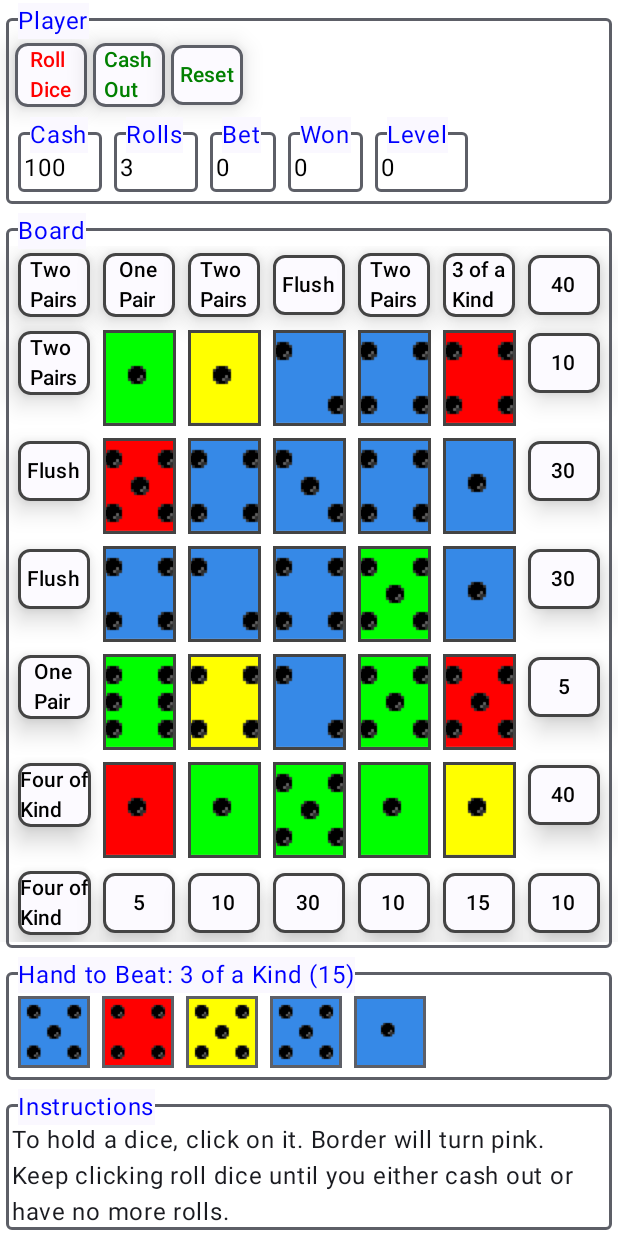
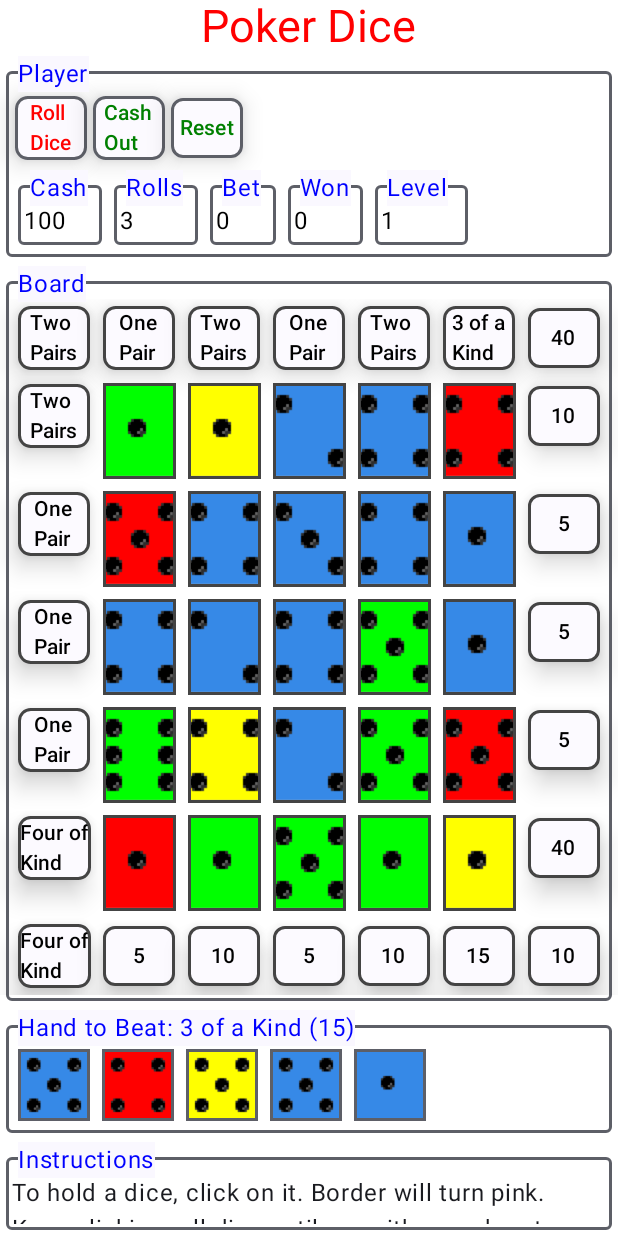
Before and after one commit to pstorli/PokerDice, an Android app built with Jetpack Compose: the screen it shows after launch (MainActivity), after a tap on "Start", on a phone screen of 412 x 824 dp. Run offline under Robolectric (Android 15) with nearby library versions, the phone set to English and light mode, and no system bars.

Commit message:
Added Poker Dice title in red at top.

```diff
--- a/app/src/main/java/com/pstorli/pokerdice/domain/model/Game.kt
+++ b/app/src/main/java/com/pstorli/pokerdice/domain/model/Game.kt
@@ -11,7 +11,6 @@ import com.pstorli.pokerdice.util.Consts.SQUARE_BET_COST
 import com.pstorli.pokerdice.util.Consts.SQUARE_FIRST
 import com.pstorli.pokerdice.util.Consts.SUIT_NONE_VAL
 import com.pstorli.pokerdice.util.Consts.ZERO
-import com.pstorli.pokerdice.util.Consts.debug
 import com.pstorli.pokerdice.util.Consts.randomRank
 import com.pstorli.pokerdice.util.Consts.randomSuit
 
@@ -457,49 +456,41 @@ class Game () {
                 // Upper Left?
                 if (SQUARE_FIRST == row && SQUARE_FIRST == col) {
                     hand = getHandDiagonalUpperLeftToLowerRight ()
-                    debug ("getHandDiagonalUpperLeftToLowerRight $row $col Hand: $hand Index: $index")
                 }
 
                 // Lower left?
                 else if (SQUARE_LAST == row && SQUARE_FIRST == col) {
                     hand = getHandDiagonalUpperRightToLowerLeft ()
-                    debug ("getHandDiagonalUpperRightToLowerLeft $row $col Hand: $hand Index: $index")
                 }
 
                 // Upper Right?
                 else if (SQUARE_FIRST == row && SQUARE_LAST == col) {
                     hand = getHandDiagonalUpperRightToLowerLeft ()
-                    debug ("getHandDiagonalUpperRightToLowerLeft $row $col Hand: $hand Index: $index")
                 }
 
                 // Lower Right?
                 else if (SQUARE_LAST == row && SQUARE_LAST == col) {
                     hand = getHandDiagonalUpperLeftToLowerRight ()
-                    debug ("getHandDiagonalUpperLeftToLowerRight $row $col Hand: $hand Index: $index")
                 }
 
                 // Horiz top?
                 else if (SQUARE_FIRST == row) {
                     hand = getHandByColumn (col)
-                    debug ("getHandByColumn $row $col Hand: $hand Index: $index")
                 }
 
                 // Horiz Bottom
                 else if (SQUARE_LAST == row) {
                     hand = getHandByColumn (col)
-                    debug ("getHandByColumn $row $col Hand: $hand Index: $index")
                 }
 
                 // Vert Left Side
                 else if (SQUARE_FIRST == col) {
                     hand = getHandByRow (row)
-                    debug ("getHandByRow $row $col Hand: $hand Index: $index")
                 }
 
                 // Vert Right Side
                 else if (SQUARE_LAST == col) {
                     hand = getHandByRow (row)
-                    debug ("getHandByRow $row $col Hand: $hand Index: $index")
                 }
             }
         }
--- a/app/src/main/java/com/pstorli/pokerdice/domain/model/PokerScorer.kt
+++ b/app/src/main/java/com/pstorli/pokerdice/domain/model/PokerScorer.kt
@@ -83,7 +83,7 @@ class PokerScorer () {
         // First look for a flush.
         val suitCounts = getSuitCount(dice)
         for (element in suitCounts) {
-            if (element >= MAX_SUIT) {
+            if (element >= DICE_IN_HAND) {
                 flush = true
                 break
             }
@@ -254,7 +254,6 @@ class PokerScorer () {
      *
      * @paarm start
      * @param dice
-     * @param maxRank
      *
      * @return an array with the rank counts.
      *
--- a/app/src/main/java/com/pstorli/pokerdice/domain/model/PokerViewModel.kt
+++ b/app/src/main/java/com/pstorli/pokerdice/domain/model/PokerViewModel.kt
@@ -21,6 +21,7 @@ import com.pstorli.pokerdice.util.Consts.GAME_SAVED
 import com.pstorli.pokerdice.util.Consts.DICE_IN_HAND
 import com.pstorli.pokerdice.util.Consts.NO_TEXT
 import com.pstorli.pokerdice.util.Consts.NUM_SQUARES
+import com.pstorli.pokerdice.util.Consts.ONE
 import com.pstorli.pokerdice.util.Consts.ROLLS_MAX
 import com.pstorli.pokerdice.util.Consts.SQUARE_BET_COST
 import com.pstorli.pokerdice.util.Consts.SQUARE_FIRST
@@ -53,7 +54,7 @@ class PokerViewModel (val app: Application) : AndroidViewModel(app) {
 
     // How much cash, rolls and bets have we?
     var bet                     by mutableStateOf<Int>(0)
-    var cash                    by mutableStateOf<Int>(0)
+    var cash                    by mutableStateOf<Int>(CASH_INITIAL)
 
     // How many rolls do we have left.
     var rolls                   by mutableStateOf<Int>(0)
@@ -62,7 +63,7 @@ class PokerViewModel (val app: Application) : AndroidViewModel(app) {
     val handToBeat              = mutableStateOf(Array<Die>(DICE_IN_HAND){Die()})
 
     // What level are we on?
-    var level                   by mutableStateOf<Int>(0)
+    var level                   by mutableStateOf<Int>(ONE)
 
     // Set this to show snackbar text.
     var snackBarText            by mutableStateOf<String> (NO_TEXT)
@@ -221,7 +222,7 @@ class PokerViewModel (val app: Application) : AndroidViewModel(app) {
                 Persist.COLOR_SUIT_DIAMOND  -> setColor (SUIT_NONE, if (app.inDarkMode ()) pokerDAO.color_suit_diamond.second   else pokerDAO.color_suit_diamond.first)
                 Persist.COLOR_SUIT_CLUB     -> setColor (SUIT_NONE, if (app.inDarkMode ()) pokerDAO.color_suit_club.second      else pokerDAO.color_suit_club.first)
                 Persist.COLOR_SUIT_SPADE    -> setColor (SUIT_NONE, if (app.inDarkMode ()) pokerDAO.color_suit_spade.second     else pokerDAO.color_suit_spade.first)
-                Persist.LEVEL               -> level     = 99 // pokerDAO.level
+                Persist.LEVEL               -> level     = pokerDAO.level
             }
         }
     }
@@ -338,8 +339,8 @@ class PokerViewModel (val app: Application) : AndroidViewModel(app) {
 
                 // The hand's value.
                 if (game.hasValue(hand)) {
-                    // They win if that square was selected.
-                    if (game.board[pos].selected) {
+                    // They win if that square was selected and they beat hand to beat.
+                    if (game.board[pos].selected && handScore > scoreHandToBeat ()) {
                         won = won + handScore
                     }
 
@@ -378,7 +379,6 @@ class PokerViewModel (val app: Application) : AndroidViewModel(app) {
      * User did something.
      */
     fun onEvent (pokerEvent: PokerEvent) {
-        "onEvent pokerEvent ${pokerEvent}".debug ()
         when (pokerEvent) {
             // Save button was pressed.
             is PokerEvent.StartEvent -> {
--- a/app/src/main/java/com/pstorli/pokerdice/ui/composeables/Board.kt
+++ b/app/src/main/java/com/pstorli/pokerdice/ui/composeables/Board.kt
@@ -13,7 +13,6 @@ import com.pstorli.pokerdice.domain.model.PokerEvent
 import com.pstorli.pokerdice.ui.theme.Colors
 import com.pstorli.pokerdice.util.Consts
 import com.pstorli.pokerdice.util.Consts.BOARD_SIZE
-import com.pstorli.pokerdice.util.Consts.debug
 
 @Composable
 fun Board (pokerViewModel: PokerViewModel) {
@@ -44,16 +43,12 @@ fun Board (pokerViewModel: PokerViewModel) {
                     // This will detect any changes to the board edge and recompose your composable.
                     pokerViewModel.onUpdateBoardEdge.value
 
-                    debug ("Name: $die.name Index: $index.")
-
                     // Use PokerButton for edge squares.
                     PokerButton(
                         name        = die.name,
                         textColor   = color,
                         borderColor = bc,
                         onClick     = {
-                            debug ("They clicked on the edge $index.")
-
                             // Do a different sound if de-selecting the square.
                             die = pokerViewModel.game.getDie (index)
                             if (die.selected) {
@@ -76,8 +71,6 @@ fun Board (pokerViewModel: PokerViewModel) {
                     // Dice -> die: Die, backColor: Color=MaterialTheme.colorScheme.background, borderColor: Color=MaterialTheme.colorScheme.outline, sizeDp: Dp?=null, onClick: (() -> Unit?)?
                     Dice (die, bc, onClick =
                     {
-                        debug ("They clicked on the board at $index.")
-
                         // They clicked the button on a board square.
                         pokerViewModel.onEvent(PokerEvent.BoardClickEvent (index))
                     })
--- a/app/src/main/java/com/pstorli/pokerdice/ui/composeables/PlayerRow.kt
+++ b/app/src/main/java/com/pstorli/pokerdice/ui/composeables/PlayerRow.kt
@@ -8,7 +8,6 @@ import androidx.compose.ui.platform.LocalContext
 import androidx.compose.ui.res.stringResource
 import com.pstorli.pokerdice.R
 import com.pstorli.pokerdice.color
-import com.pstorli.pokerdice.debug
 import com.pstorli.pokerdice.domain.model.PokerViewModel
 import com.pstorli.pokerdice.ui.composeables.core.LabeledRow
 import com.pstorli.pokerdice.ui.composeables.core.OutlinedTextField
@@ -44,8 +43,6 @@ fun PlayerRow (pokerViewModel: PokerViewModel) {
                     name = rollTitle,
                     textColor = rollTextColor,
                     onClick = {
-                        "Roll dice pressed.".debug()
-
                         // They clicked roll.
                         playSound (R.raw.roll, pokerViewModel.getApplication())
 
@@ -64,8 +61,6 @@ fun PlayerRow (pokerViewModel: PokerViewModel) {
                         name = LocalContext.current.resources.getString(R.string.cash_out),
                         textColor = LocalContext.current.color(Colors.Btn),
                         onClick = {
-                            "Cash out pressed.".debug()
-
                             // They clicked the button.
                             pokerViewModel.onEvent(PokerEvent.CashOutEvent)
                         })
@@ -76,8 +71,6 @@ fun PlayerRow (pokerViewModel: PokerViewModel) {
                     name = LocalContext.current.resources.getString(R.string.reset),
                     textColor = LocalContext.current.color(Colors.Btn),
                     onClick = {
-                        "Reset pressed.".debug()
-
                         // They clicked the reset button.
                         pokerViewModel.onEvent(PokerEvent.ResetEvent)
                     })
--- /dev/null
+++ b/app/src/main/java/com/pstorli/pokerdice/ui/composeables/Title.kt
@@ -0,0 +1,28 @@
+package com.pstorli.pokerdice.ui.composeables
+
+import androidx.compose.foundation.layout.Arrangement
+import androidx.compose.foundation.layout.Column
+import androidx.compose.foundation.layout.fillMaxWidth
+import androidx.compose.material.Text
+import androidx.compose.runtime.Composable
+import androidx.compose.ui.Alignment
+import androidx.compose.ui.Modifier
+import androidx.compose.ui.graphics.Color
+import androidx.compose.ui.res.stringResource
+import com.pstorli.pokerdice.R
+import com.pstorli.pokerdice.util.Consts
+
+@Composable
+fun Title () {
+    Column(
+        modifier            = Modifier.fillMaxWidth(),
+        verticalArrangement = Arrangement.Top,
+        horizontalAlignment = Alignment.CenterHorizontally
+    ) {
+        Text(
+            stringResource(R.string.app_name_readable),
+            color           = Color.Red,
+            fontSize        = Consts.TITLE_FONT_SIZE_SP
+        )
+    }
+}
--- a/app/src/main/java/com/pstorli/pokerdice/ui/screens/MainScreen.kt
+++ b/app/src/main/java/com/pstorli/pokerdice/ui/screens/MainScreen.kt
@@ -17,6 +17,7 @@ import com.pstorli.pokerdice.ui.composeables.HandToBeat
 import com.pstorli.pokerdice.ui.composeables.Instructions
 import com.pstorli.pokerdice.ui.composeables.PlayerRow
 import com.pstorli.pokerdice.ui.composeables.SideDrawer
+import com.pstorli.pokerdice.ui.composeables.Title
 import com.pstorli.pokerdice.ui.theme.Colors
 import com.pstorli.pokerdice.util.Consts.NO_TEXT
 
@@ -38,6 +39,7 @@ fun MainScreen (pokerViewModel: PokerViewModel) {
         Column(
             modifier = Modifier.background(LocalContext.current.color(Colors.Back)).padding(padding)
         ) {
+            Title ()
             PlayerRow(pokerViewModel)
             Board(pokerViewModel)
             HandToBeat(pokerViewModel)
--- a/app/src/main/java/com/pstorli/pokerdice/ui/screens/SettingsScreen.kt
+++ b/app/src/main/java/com/pstorli/pokerdice/ui/screens/SettingsScreen.kt
@@ -10,7 +10,6 @@ import androidx.compose.ui.platform.LocalContext
 import androidx.compose.ui.res.stringResource
 import com.pstorli.pokerdice.R
 import com.pstorli.pokerdice.color
-import com.pstorli.pokerdice.debug
 import com.pstorli.pokerdice.domain.model.PokerEvent
 import com.pstorli.pokerdice.domain.model.PokerViewModel
 import com.pstorli.pokerdice.ui.composeables.PokerButton
@@ -38,8 +37,6 @@ fun SettingsScreen (pokerViewModel: PokerViewModel) {
                 name = LocalContext.current.resources.getString(R.string.save),
                 textColor = LocalContext.current.color(Colors.Btn),
                 onClick = {
-                    "Save pressed.".debug()
-
                     // They clicked the button.
                     pokerViewModel.onEvent(PokerEvent.SaveEvent)
                 })
@@ -49,8 +46,6 @@ fun SettingsScreen (pokerViewModel: PokerViewModel) {
                 name = LocalContext.current.resources.getString(R.string.reset),
                 textColor = LocalContext.current.color(Colors.Wild),
                 onClick = {
-                    "Reset pressed.".debug()
-
                     // They clicked the button.
                     pokerViewModel.onEvent(PokerEvent.ResetEvent)
                 })
@@ -60,8 +55,6 @@ fun SettingsScreen (pokerViewModel: PokerViewModel) {
                 name = LocalContext.current.resources.getString(R.string.cancel),
                 textColor = LocalContext.current.color(Colors.Btn),
                 onClick = {
-                    "Cancel pressed.".debug()
-
                     // They clicked the button.
                     pokerViewModel.onEvent(PokerEvent.CancelEvent)
                 })
--- a/app/src/main/java/com/pstorli/pokerdice/ui/theme/Color.kt
+++ b/app/src/main/java/com/pstorli/pokerdice/ui/theme/Color.kt
@@ -1,7 +1,6 @@
 package com.pstorli.pokerdice.ui.theme
 
 import androidx.compose.ui.graphics.Color
-import com.pstorli.pokerdice.util.Consts
 import com.pstorli.pokerdice.util.Consts.SUIT_SPADE
 import com.pstorli.pokerdice.util.Consts.SUIT_HEART
 import com.pstorli.pokerdice.util.Consts.SUIT_CLUB
@@ -102,7 +101,6 @@ fun getColor (suit: Int, darkMode: Boolean=false): Color {
         SUIT_CLUB       -> if (darkMode) color = DICE_DK_SUIT_CLUB      else color = DICE_LT_SUIT_CLUB
         SUIT_SPADE      -> if (darkMode) color = DICE_DK_SUIT_SPADE     else color = DICE_LT_SUIT_SPADE
     }
-    Consts.debug("getColor $suit $darkMode"+color.toString())
     return color
 }
 
@@ -117,8 +115,6 @@ fun setColor (num: Int, color: Color, darkMode: Boolean=false) {
         SUIT_CLUB       -> if (darkMode) DICE_DK_SUIT_CLUB      = color else DICE_LT_SUIT_CLUB      = color
         SUIT_SPADE      -> if (darkMode) DICE_DK_SUIT_SPADE     = color else DICE_LT_SUIT_SPADE     = color
     }
-
-    Consts.debug("setColor $num $darkMode"+color.toString())
 }
 
 /**
@@ -143,7 +139,6 @@ fun getColor (name: Colors, darkMode: Boolean=false): Color {
         Colors.Text             -> if (darkMode) color = COLOR_DK_TEXT              else color = COLOR_LT_TEXT
         Colors.Title            -> if (darkMode) color = COLOR_DK_TITLE             else color = COLOR_LT_TITLE
     }
-    Consts.debug("getColor $name $darkMode"+color.toString())
     return color
 }
 
--- a/app/src/main/java/com/pstorli/pokerdice/util/Consts.kt
+++ b/app/src/main/java/com/pstorli/pokerdice/util/Consts.kt
@@ -64,7 +64,7 @@ object Consts {
     val SUIT_COLOR_CLUB                 = "Suit Color Club"
     val SUIT_COLOR_SPADE                = "Suit Color Spade"
 
-    val TITLE_HEIGHT_DP                 = 48.dp
+    val TITLE_FONT_SIZE_SP              = 30.sp
 
     val DISABLED_ELEVATION_VAL_DP       = 0.dp
     val HAND_TO_BEAT_DICE_DP            = 48.dp
@@ -134,7 +134,6 @@ object Consts {
      */
     fun randomRank (): Int {
         val num = (RANK_ONE..RANK_SIX).random()
-        debug("random () $num")
         return num
     }
 
@@ -143,7 +142,6 @@ object Consts {
      */
     fun randomSuit (): Int {
         val num = (SUIT_HEART..SUIT_SPADE).random()
-        debug("random () $num")
         return num
     }
 
--- a/app/src/main/res/values/strings.xml
+++ b/app/src/main/res/values/strings.xml
@@ -1,5 +1,6 @@
 <resources>
     <string name="app_name">PokerDice</string>
+    <string name="app_name_readable">Poker Dice</string>
     <string name="bet">Bet</string>
     <string name="board">Board</string>
     <string name="cancel">Cancel</string>
```
Also changed, not shown: 4 other files.
